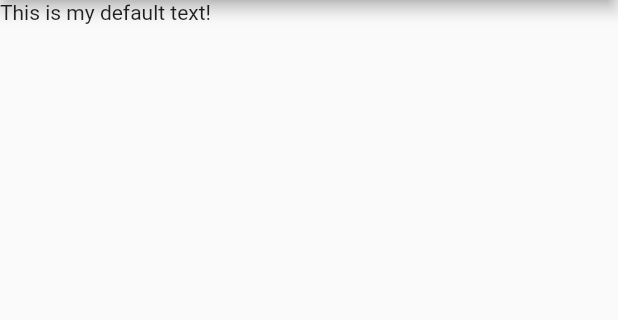
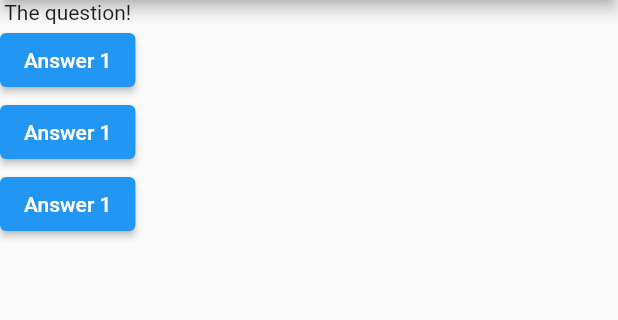
Before and after one commit to MaksimVovk/js, a Flutter app: the screen it shows after launch, on a phone screen of 412 x 824 dp, the part 84-404 px from its top. Run offline on Flutter 3.47's test engine with Material 2 defaults, Android fonts, the phone set to English and light mode, and no system bars.

Commit message:
Anonymous Functions

```diff
--- a/flutter/flutter_complete_guid/lib/main.dart
+++ b/flutter/flutter_complete_guid/lib/main.dart
@@ -6,14 +6,38 @@ import 'package:flutter/material.dart';
 void main() => runApp(MyApp());
 
 class MyApp extends StatelessWidget {
+  void answerQuestion() {
+    print('Answer chosen');
+  }
+
   @override
   Widget build(BuildContext context) {
+    var questions = [
+      'What\'s your favorite color?',
+      'What\'s your favorite animal',
+    ];
     return MaterialApp(
       home: Scaffold(
         appBar: AppBar(
           title: Text('My first app'),
         ),
-        body: Text('This is my default text!'),
+        body: Column(
+          children: [
+            Text('The question!'),
+            ElevatedButton(
+              child: Text('Answer 1'),
+              onPressed: () => answerQuestion(),
+            ),
+            ElevatedButton(
+              child: Text('Answer 1'),
+              onPressed: () => answerQuestion(),
+            ),
+            ElevatedButton(
+              child: Text('Answer 1'),
+              onPressed: () => answerQuestion(),
+            ),
+          ],
+        ),
       ),
     );
   }
```
